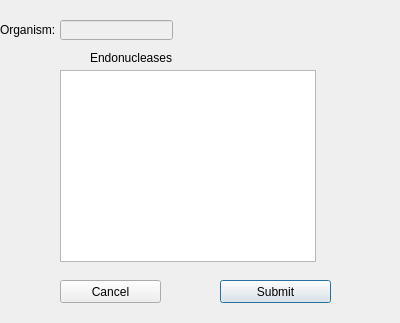
Qt form co_targeting.ui (TrinhLab/CASPERapp) before a commit.
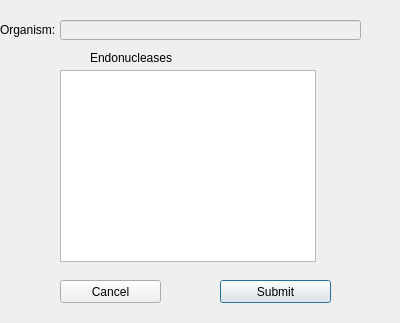
The same form after that commit.

Commit message: quick co_targetting bug fix

Diff of the .ui file:
```diff
--- a/co_targeting.ui
+++ b/co_targeting.ui
@@ -34,7 +34,7 @@
     <rect>
      <x>60</x>
      <y>20</y>
-     <width>113</width>
+     <width>301</width>
      <height>20</height>
     </rect>
    </property>
```
The commit also changes 1 other file.
